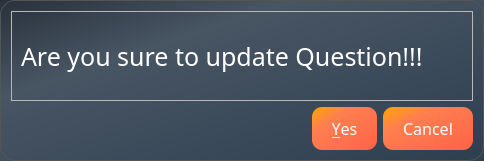
Above: lab/src/lab/updatedialog.ui from vyshnav20/Department-Management-and-Learning-Platform before the change. Below: the same form after it.
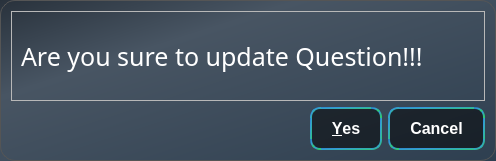
That is the form after the change.

```diff
--- a/lab/src/lab/updatedialog.ui
+++ b/lab/src/lab/updatedialog.ui
@@ -6,7 +6,7 @@
    <rect>
     <x>0</x>
     <y>0</y>
-    <width>484</width>
+    <width>496</width>
     <height>161</height>
    </rect>
   </property>
@@ -23,21 +23,19 @@
 }
 
 QPushButton {
-    border: none;
-    border-radius: 10px;
-    background-color: qlineargradient(x1: 0, y1: 0, x2: 1, y2: 1, stop: 0 #ffa502, stop: 0.3 #ff7f50, stop: 1 #ff6348);
-    color: #FFFFFF;
-    padding: 10px 20px;
-    font-size: 16px;
-    font-family: Orbitron;
+border: 2px solid transparent; 
+border-radius: 10px;
+background-color: rgba(0, 0, 0, 0.5);
+padding: 10px 20px;
+font-size: 16px;
+font-weight: bold;
+color: white;
+border-color: qlineargradient(x1: 0, y1: 0, x2: 1, y2: 1, stop: 0 #2980b9, stop: 0.3 #3498db, stop: 1 #2ecc71);
 }
-
 QPushButton:hover {
     background-color: qlineargradient(x1: 0, y1: 0, x2: 1, y2: 1, stop: 0 #48C9B0, stop: 0.3 #5DADE2, stop: 1 #85C1E9);
 }
 
-QPushButton:pressed {background-color: #ff6348;}
-
 QLabel {color: white;}</string>
   </property>
   <layout class="QVBoxLayout" name="verticalLayout">
```
Left out of the diff: 5 changed lines with no effect on the pictures.
